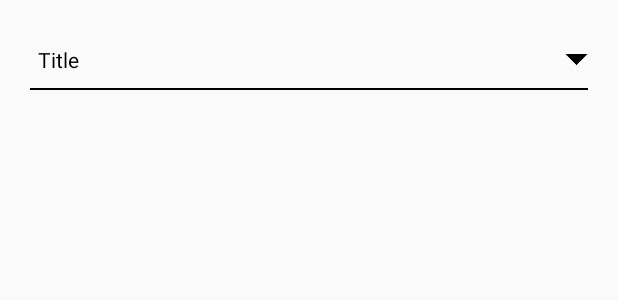
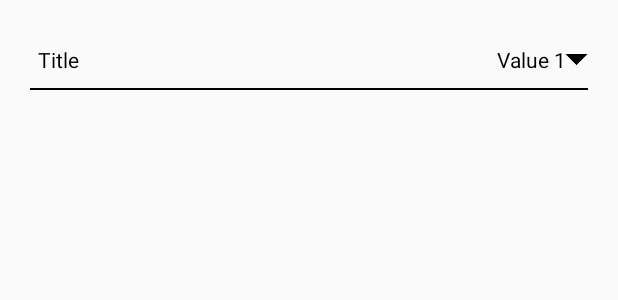
Before and after one commit to alexanderhudym/titlevaluespinner, an Android app: the layout activity_main.xml on its own in the app's theme, with its tools: preview values and no code run, on a phone screen of 412 x 824 dp. Shown: the top 300 px of the screen. Run offline under Robolectric (Android 15) with nearby library versions, the phone set to English and light mode, and no system bars.

```diff
--- a/app/src/main/res/layout/activity_main.xml
+++ b/app/src/main/res/layout/activity_main.xml
@@ -7,8 +7,18 @@
     tools:context="ua.com.onyx.titlevaluespinnerexample.MainActivity">
 
     <ua.com.onyx.titlevaluespinner.TitleValueSpinner
+        app:title="Title"
+        app:value="Value 1"
+        app:values="@array/values"
+        app:titleTextSize="@dimen/title_value_spinner_title_text_size"
+        app:valueTextSize="@dimen/title_value_spinner_value_text_size"
+        app:titleTextColor="@color/title_value_spinner_title_text_color"
+        app:valueTextColor="@color/title_value_spinner_value_text_color"
+        app:bottomLineColor="@color/title_value_spinner_bottom_line_color"
+        app:bottomLineHeight="@dimen/title_value_spinner_bottom_line_height"
+        app:imageSize="@dimen/title_value_spinner_image_size"
+        app:image="@drawable/ic_arrow_drop_down"
         android:layout_margin="20dp"
-        app:title="Title"
         android:id="@+id/title_value_spinner"
         android:layout_width="match_parent"
         android:layout_height="40dp"/>
--- a/app/src/main/res/values/strings.xml
+++ b/app/src/main/res/values/strings.xml
@@ -1,3 +1,8 @@
 <resources>
     <string name="app_name">TitleValueSpinner</string>
+    <string-array name="values">
+        <item>Value 1</item>
+        <item>Value 2</item>
+        <item>Value 3</item>
+    </string-array>
 </resources>
--- a/build.gradle
+++ b/build.gradle
@@ -3,10 +3,11 @@
 buildscript {
     repositories {
         jcenter()
+        mavenCentral()
     }
     dependencies {
         classpath 'com.android.tools.build:gradle:2.3.3'
-
+        classpath 'com.novoda:bintray-release:0.5.0'
         // NOTE: Do not place your application dependencies here; they belong
         // in the individual module build.gradle files
     }
```
Also changed, not shown: app/src/main/java/ua/com/onyx/titlevaluespinnerexample/MainActivity.java (+10 -0 lines), library/build.gradle (+19 -0 lines), library/src/main/java/ua/com/onyx/titlevaluespinner/TitleValueSpinner.java (+40 -1 lines), gradle/wrapper/gradle-wrapper.properties, 4 other files.
